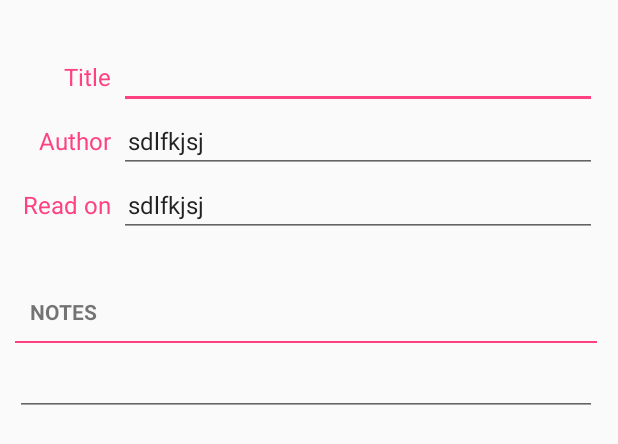
After one commit to derlin/mybooks-android-old, an Android app: the layout book_edit_detail.xml on its own in the app's theme, with its tools: preview values and no code run, on a phone screen of 412 x 824 dp. The commit adds this screen. Shown: the top 444 px of the screen. Run offline under Robolectric (Android 15) with nearby library versions, the phone set to English and light mode, and no system bars.

Commit message:
add edit + back to instance service
TODO:
- sorted list
- mTwoPane

```diff
--- a/app/src/main/java/ch/derlin/mybooks/views/BookDetailActivity.java
+++ b/app/src/main/java/ch/derlin/mybooks/views/details/BookDetailActivity.java
@@ -1,4 +1,4 @@
-package ch.derlin.mybooks.views;
+package ch.derlin.mybooks.views.details;
 
 import android.content.Intent;
 import android.os.Bundle;
@@ -10,6 +10,7 @@ import android.support.v7.app.AppCompatActivity;
 import android.support.v7.app.ActionBar;
 import android.view.MenuItem;
 import ch.derlin.mybooks.R;
+import ch.derlin.mybooks.views.BookListActivity;
 
 /**
  * An activity representing a single Book detail screen. This
--- a/app/src/main/java/ch/derlin/mybooks/views/BookDetailFragment.java
+++ b/app/src/main/java/ch/derlin/mybooks/views/details/BookDetailFragment.java
@@ -1,4 +1,4 @@
-package ch.derlin.mybooks.views;
+package ch.derlin.mybooks.views.details;
 
 import android.app.Activity;
 import android.os.Bundle;
@@ -10,6 +10,7 @@ import android.view.ViewGroup;
 import android.widget.TextView;
 import ch.derlin.mybooks.R;
 import ch.derlin.mybooks.books.Book;
+import ch.derlin.mybooks.views.BookListActivity;
 
 /**
  * A fragment representing a single Book detail screen.
@@ -65,7 +66,7 @@ public class BookDetailFragment extends Fragment{
 
         // Show the dummy content as text in a TextView.
         if( mBook != null ){
-//            ( ( TextView ) rootView.findViewById( R.id.details_title ) ).setText( mBook.title );
+            ( ( TextView ) rootView.findViewById( R.id.details_title ) ).setText( mBook.title );
             ( ( TextView ) rootView.findViewById( R.id.details_author ) ).setText( mBook.author );
             ( ( TextView ) rootView.findViewById( R.id.details_date ) ).setText( mBook.date );
             ( ( TextView ) rootView.findViewById( R.id.details_notes ) ).setText( mBook.notes );
--- a/app/src/main/res/layout/activity_book_detail.xml
+++ b/app/src/main/res/layout/activity_book_detail.xml
@@ -4,7 +4,7 @@
     android:layout_width="match_parent"
     android:layout_height="match_parent"
     android:fitsSystemWindows="true"
-    tools:context=".views.BookDetailActivity"
+    tools:context=".views.details.BookDetailActivity"
     tools:ignore="MergeRootFrame">
 
     <android.support.design.widget.AppBarLayout
--- /dev/null
+++ b/app/src/main/res/layout/book_edit_detail.xml
@@ -0,0 +1,79 @@
+<RelativeLayout xmlns:android="http://schemas.android.com/apk/res/android"
+    android:layout_width="match_parent"
+    android:layout_height="match_parent">
+    <!--gridlayout with two columns-->
+    <!--scrollview : container for main content-->
+
+    <ScrollView
+        android:layout_width="fill_parent"
+        android:layout_height="fill_parent">
+
+        <GridLayout
+            android:layout_width="match_parent"
+            android:layout_height="wrap_content"
+            android:layout_marginRight="4dp"
+            android:layout_marginTop="20sp"
+            android:columnCount="2"
+            android:orientation="horizontal"
+            android:padding="10dp"
+            android:useDefaultMargins="false">
+
+            <!--title-->
+            <TextView
+                style="@style/details_label"
+                android:text="Title" />
+
+            <EditText
+                android:id="@+id/details_title"
+                style="@style/details_value_edit" />
+
+            <!--author-->
+            <TextView
+                style="@style/details_label"
+                android:text="Author" />
+
+            <EditText
+                android:id="@+id/details_author"
+                style="@style/details_value_edit"
+                android:text="sdlfkjsj" />
+
+            <!--date-->
+            <TextView
+                style="@style/details_label"
+                android:text="Read on" />
+
+            <EditText
+                android:id="@+id/details_date"
+                style="@style/details_value_edit"
+                android:inputType="text|textEmailAddress"
+                android:text="sdlfkjsj" />
+
+
+            <!--notes header-->
+            <TextView
+                style="@style/header"
+                android:layout_columnSpan="2"
+                android:layout_marginTop="30sp"
+                android:text="Notes" />
+
+            <View
+                style="@style/Divider"
+                android:layout_columnSpan="2"
+                android:layout_marginBottom="10dp" />
+
+
+            <!--notes field-->
+            <EditText
+                android:id="@+id/details_notes"
+                style="@style/details_font"
+                android:inputType="text|textMultiLine"
+                android:layout_width="match_parent"
+                android:layout_height="wrap_content"
+                android:layout_columnSpan="2"
+                android:layout_marginTop="6dp"
+                android:padding="5dp" />
+
+        </GridLayout>
+    </ScrollView>
+
+</RelativeLayout>
--- a/app/src/main/res/values/styles.xml
+++ b/app/src/main/res/values/styles.xml
@@ -56,4 +56,8 @@
         <item name="android:textIsSelectable">true</item>
     </style>
 
+    <style name="details_value_edit" parent="details_value">
+        <item name="android:textIsSelectable">false</item>
+    </style>
+
 </resources>
```
Also changed, not shown: app/src/main/AndroidManifest.xml (+10 -1 lines), app/src/main/java/ch/derlin/mybooks/books/Book.java (+16 -11 lines), app/src/main/java/ch/derlin/mybooks/service/DboxService.java (+39 -3 lines), app/src/main/java/ch/derlin/mybooks/views/BookListActivity.java (+30 -6 lines), app/src/main/java/ch/derlin/mybooks/views/IFab.java (added, +13 -0 lines), app/src/main/java/ch/derlin/mybooks/views/edit/BookEditDetailActivity.java (added, +86 -0 lines), app/src/main/java/ch/derlin/mybooks/views/edit/BookEditDetailFragment.java (added, +131 -0 lines).
